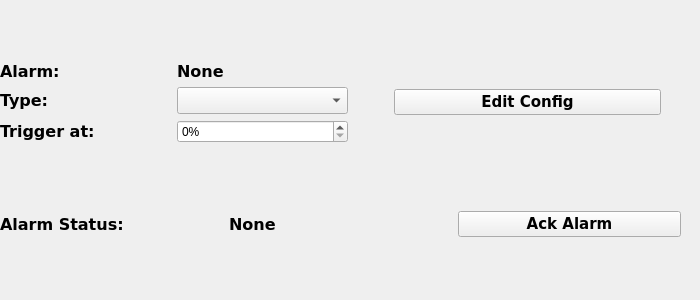
Before: the Qt Designer form gui/resources/alarm_widget.ui in ashrec04/nmea-ctrl-system, drawn with Qt 5.
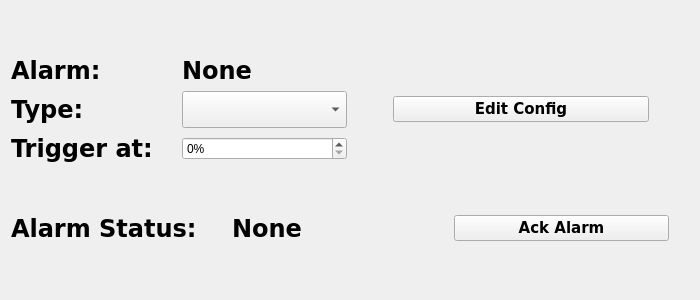
After: the same form once the commit is applied.

Commit message: alarm widget defined with a ui file

The edit to the form file:
```diff
--- a/gui/resources/alarm_widget.ui
+++ b/gui/resources/alarm_widget.ui
@@ -11,7 +11,7 @@
    </rect>
   </property>
   <property name="sizePolicy">
-   <sizepolicy hsizetype="Fixed" vsizetype="Preferred">
+   <sizepolicy hsizetype="Expanding" vsizetype="Preferred">
     <horstretch>0</horstretch>
     <verstretch>0</verstretch>
    </sizepolicy>
@@ -19,23 +19,11 @@
   <property name="windowTitle">
    <string>Form</string>
   </property>
-  <widget class="QWidget" name="verticalLayoutWidget_3">
-   <property name="geometry">
-    <rect>
-     <x>0</x>
-     <y>0</y>
-     <width>701</width>
-     <height>301</height>
-    </rect>
-   </property>
    <layout class="QVBoxLayout" name="verticalLayout_3" stretch="0,0">
     <item>
      <layout class="QHBoxLayout" name="horizontalLayout_4">
       <item>
        <layout class="QVBoxLayout" name="alarmConfigVerticalLayout">
-        <property name="sizeConstraint">
-         <enum>QLayout::SizeConstraint::SetFixedSize</enum>
-        </property>
         <item>
          <layout class="QHBoxLayout" name="titleHorizontalLayout">
           <item>
@@ -43,7 +31,7 @@
             <property name="font">
              <font>
               <family>Verdana</family>
-              <pointsize>12</pointsize>
+             <pointsize>18</pointsize>
               <bold>true</bold>
              </font>
             </property>
@@ -57,7 +45,7 @@
             <property name="font">
              <font>
               <family>Verdana</family>
-              <pointsize>12</pointsize>
+             <pointsize>18</pointsize>
               <bold>true</bold>
              </font>
             </property>
@@ -75,7 +63,7 @@
             <property name="font">
              <font>
               <family>Verdana</family>
-              <pointsize>12</pointsize>
+             <pointsize>18</pointsize>
               <bold>true</bold>
              </font>
             </property>
@@ -89,7 +77,7 @@
             <property name="font">
              <font>
               <family>Verdana</family>
-              <pointsize>12</pointsize>
+             <pointsize>18</pointsize>
              </font>
             </property>
            </widget>
@@ -103,7 +91,7 @@
             <property name="font">
              <font>
               <family>Verdana</family>
-              <pointsize>12</pointsize>
+             <pointsize>18</pointsize>
               <bold>true</bold>
              </font>
             </property>
@@ -188,7 +176,7 @@
         <property name="font">
          <font>
           <family>Verdana</family>
-          <pointsize>12</pointsize>
+         <pointsize>18</pointsize>
           <bold>true</bold>
          </font>
         </property>
@@ -202,7 +190,7 @@
         <property name="font">
          <font>
           <family>Verdana</family>
-          <pointsize>12</pointsize>
+         <pointsize>18</pointsize>
           <bold>true</bold>
          </font>
         </property>
@@ -244,7 +232,6 @@
      </layout>
     </item>
    </layout>
-  </widget>
  </widget>
  <resources/>
  <connections/>
```
Lines whose indentation alone changed are shown as unchanged. The commit also changes 2 other files.
